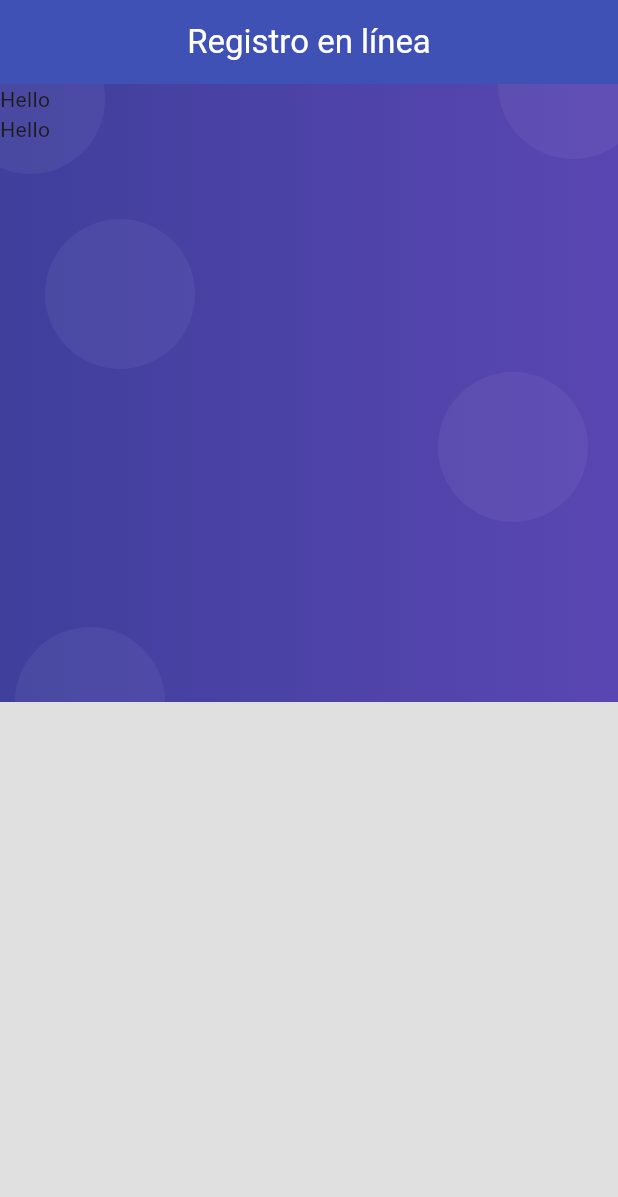
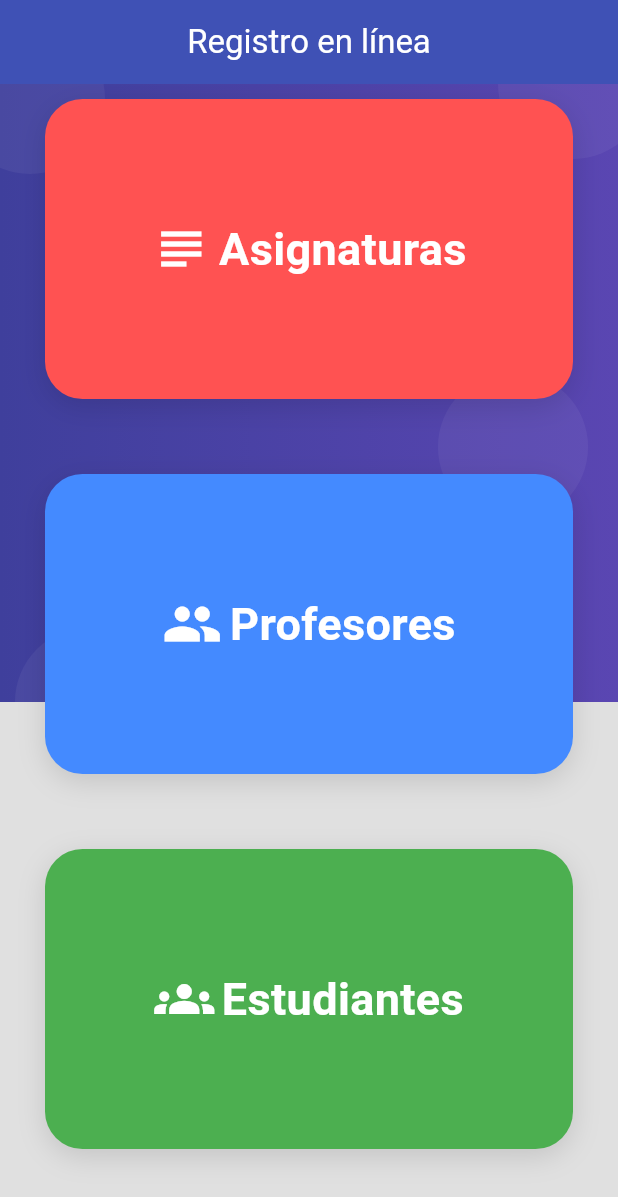
Before and after one commit to CristianBonilla/manage_student_credits_mobile, a Flutter app: the screen it shows after launch, on a phone screen of 412 x 824 dp. Shown: the top 1197 px of the screen. Run offline on Flutter 3.47's test engine with Material 3 defaults, Android fonts, the phone set to English and light mode, and no system bars.

Commit message:
:boom: Card container widget is created and customized

```diff
--- /dev/null
+++ b/lib/constants/card_container_config.dart
@@ -0,0 +1,20 @@
+import 'package:flutter/material.dart';
+import 'package:manage_student_credits_mobile/models/card_container_info.dart';
+
+List<CardContainerInfo> cardContainerConfig = <CardContainerInfo>[
+  CardContainerInfo(
+    text: 'Asignaturas',
+    textIcon: Icons.subject,
+    backgroundColor: Colors.redAccent,
+  ),
+  CardContainerInfo(
+    text: 'Profesores',
+    textIcon: Icons.group,
+    backgroundColor: Colors.blueAccent,
+  ),
+  CardContainerInfo(
+    text: 'Estudiantes',
+    textIcon: Icons.groups,
+    backgroundColor: Colors.green,
+  ),
+];
--- /dev/null
+++ b/lib/models/card_container_info.dart
@@ -0,0 +1,15 @@
+import 'package:flutter/material.dart';
+
+class CardContainerInfo {
+  final String text;
+  final Color? textColor;
+  final IconData? textIcon;
+  final Color? backgroundColor;
+
+  CardContainerInfo({
+    required this.text,
+    this.textColor = Colors.white,
+    this.textIcon,
+    this.backgroundColor = Colors.white,
+  });
+}
--- a/lib/screens/home_screen.dart
+++ b/lib/screens/home_screen.dart
@@ -1,4 +1,5 @@
 import 'package:flutter/material.dart';
+import 'package:manage_student_credits_mobile/constants/card_container_config.dart';
 import 'package:manage_student_credits_mobile/widgets/widgets.dart';
 
 class HomeScreen extends StatelessWidget {
@@ -14,9 +15,14 @@ class HomeScreen extends StatelessWidget {
         ),
       ),
       body: Background(
-        child: ListView.builder(
-          itemCount: 2,
-          itemBuilder: (context, index) => Text('Hello'),
+        child: ListView.separated(
+          itemCount: cardContainerConfig.length,
+          itemBuilder:
+              (context, index) =>
+                  CardContainer(info: cardContainerConfig[index]),
+          separatorBuilder:
+              (context, index) =>
+                  const Divider(height: 30, color: Colors.transparent),
         ),
       ),
     );
--- /dev/null
+++ b/lib/widgets/card_container.dart
@@ -0,0 +1,51 @@
+import 'package:flutter/material.dart';
+import 'package:manage_student_credits_mobile/models/card_container_info.dart';
+
+class CardContainer extends StatelessWidget {
+  final CardContainerInfo info;
+
+  const CardContainer({super.key, required this.info});
+
+  @override
+  Widget build(BuildContext context) {
+    return Padding(
+      padding: EdgeInsets.symmetric(horizontal: 30),
+      child: Container(
+        margin: EdgeInsets.symmetric(vertical: 10),
+        width: double.infinity,
+        height: 200,
+        decoration: _createCardShape(),
+        child: Center(child: _container()),
+      ),
+    );
+  }
+
+  Widget _container() {
+    final Text text = Text(
+      info.text,
+      style: TextStyle(
+        color: info.textColor,
+        fontSize: 30,
+        fontWeight: FontWeight.bold,
+      ),
+    );
+
+    if (info.textIcon == null) {
+      return text;
+    }
+
+    return Row(
+      mainAxisSize: MainAxisSize.min,
+      spacing: 5,
+      children: [Icon(info.textIcon, size: 40, color: info.textColor), text],
+    );
+  }
+
+  BoxDecoration _createCardShape() => BoxDecoration(
+    color: info.backgroundColor,
+    borderRadius: BorderRadius.circular(25),
+    boxShadow: [
+      BoxShadow(color: Colors.black12, blurRadius: 15, offset: Offset(0, 5)),
+    ],
+  );
+}
--- a/lib/widgets/widgets.dart
+++ b/lib/widgets/widgets.dart
@@ -1,2 +1,3 @@
+export 'package:manage_student_credits_mobile/widgets/background.dart';
+export 'package:manage_student_credits_mobile/widgets/card_container.dart';
 export 'package:manage_student_credits_mobile/widgets/screen_container.dart';
-export 'package:manage_student_credits_mobile/widgets/background.dart';
```
